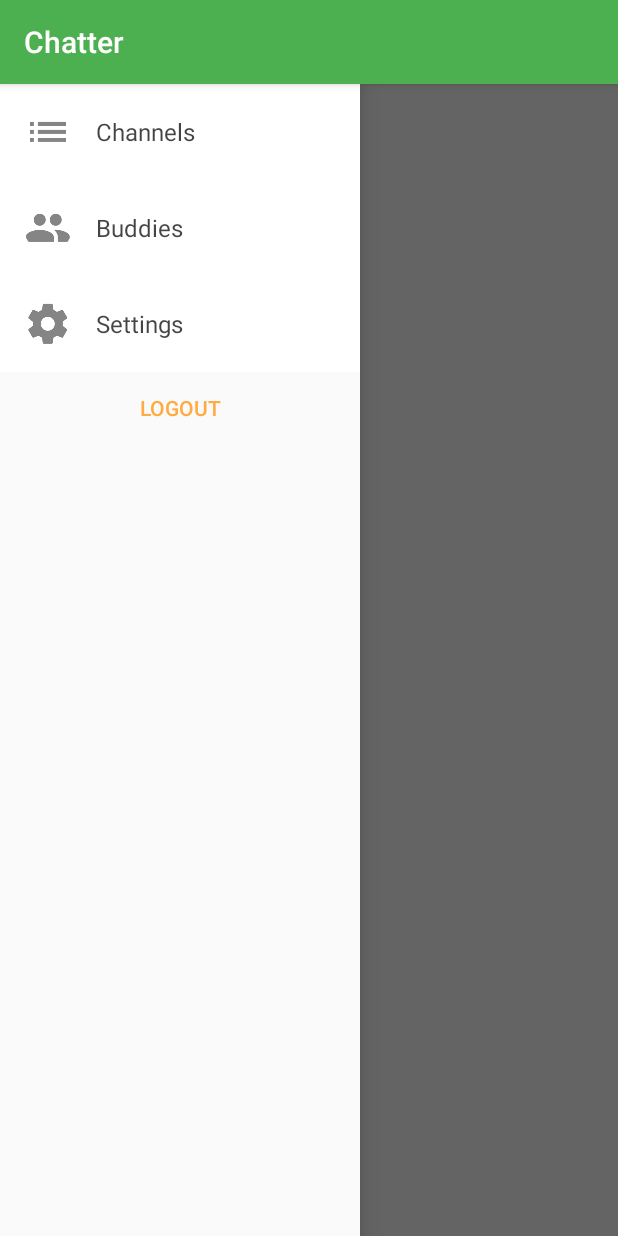
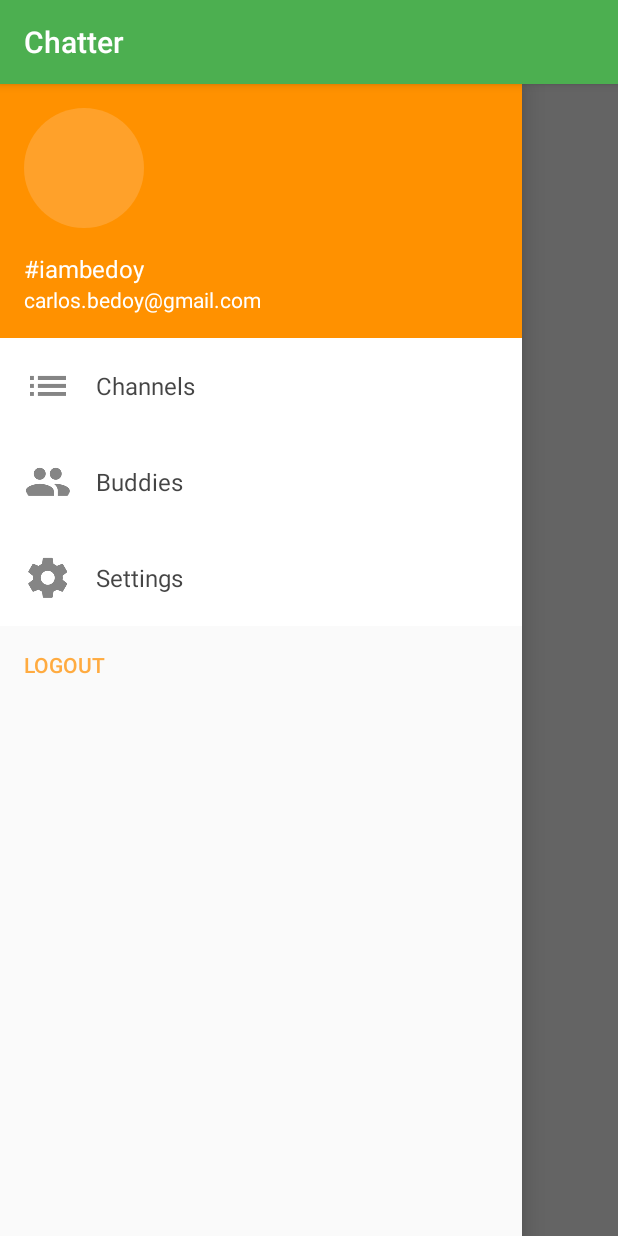
Before and after one commit to cbedoy/chatter, an Android app: the screen it shows after launch (MainActivity), with the side drawer open, on a phone screen of 412 x 824 dp. Run offline under Robolectric (Android 15) with nearby library versions, the phone set to English and light mode, and no system bars; our stand-ins replace CircleImageView; pictures from the network do not load.

Commit message:
Added header

```diff
--- a/app/src/main/AndroidManifest.xml
+++ b/app/src/main/AndroidManifest.xml
@@ -1,6 +1,8 @@
 <?xml version="1.0" encoding="utf-8"?>
 <manifest xmlns:android="http://schemas.android.com/apk/res/android"
     package="chatter.chatter">
+
+    <uses-permission android:name="android.permission.INTERNET" />
 
     <application
         android:allowBackup="true"
--- a/app/src/main/java/chatter/chatter/ChatterAdapter.kt
+++ b/app/src/main/java/chatter/chatter/ChatterAdapter.kt
@@ -5,10 +5,7 @@ import android.view.LayoutInflater
 import android.view.ViewGroup
 import chatter.chatter.artifacts.BaseModel
 import chatter.chatter.artifacts.BaseViewHolder
-import chatter.chatter.artifacts.holders.ActionHolder
-import chatter.chatter.artifacts.holders.BuddyHolder
-import chatter.chatter.artifacts.holders.ChannelHolder
-import chatter.chatter.artifacts.holders.OptionHolder
+import chatter.chatter.artifacts.holders.*
 
 /**
  * Chatter
@@ -39,6 +36,11 @@ class ChatterAdapter(private val dataModel: ArrayList<BaseModel>) : RecyclerView
 
                 OptionHolder(view)
             }
+            BaseModel.TYPE.HEADER.value -> {
+                val view = LayoutInflater.from(parent.context).inflate(R.layout.header_holder, parent, false)
+
+                HeaderHolder(view)
+            }
             else -> {
                 val view = LayoutInflater.from(parent.context).inflate(R.layout.action_holder, parent, false)
 
--- a/app/src/main/java/chatter/chatter/MainActivity.kt
+++ b/app/src/main/java/chatter/chatter/MainActivity.kt
@@ -12,6 +12,7 @@ import chatter.chatter.artifacts.BaseModel
 import chatter.chatter.artifacts.BaseViewHolder
 import chatter.chatter.artifacts.models.Action
 import chatter.chatter.artifacts.models.Channel
+import chatter.chatter.artifacts.models.Header
 import chatter.chatter.artifacts.models.Option
 import kotlinx.android.synthetic.main.activity_main.*
 
@@ -41,6 +42,12 @@ class MainActivity : AppCompatActivity() {
         arrayList.add(channel)
 
         */
+
+        val header = Header()
+        header.avatar = "https://scontent.fntr2-1.fna.fbcdn.net/v/t1.0-1/p480x480/31947993_2450363504990000_8814635117579337728_n.jpg?_nc_cat=0&oh=fab6659e1faad208e444175fc2a8ecd7&oe=5B5ABE92"
+        header.email = "carlos.bedoy@gmail.com"
+        header.nickname = "#iambedoy"
+        arrayList.add(header)
 
         var option = Option()
 
--- a/app/src/main/java/chatter/chatter/artifacts/BaseModel.kt
+++ b/app/src/main/java/chatter/chatter/artifacts/BaseModel.kt
@@ -12,7 +12,7 @@ interface BaseModel{
         CHANNEL(1),
         BUDDY(2),
         SETTINGS(3),
-        AVATAR(4),
+        HEADER(4),
         ACTION(5),
         OPTION(6)
     }
--- /dev/null
+++ b/app/src/main/java/chatter/chatter/artifacts/holders/HeaderHolder.kt
@@ -0,0 +1,26 @@
+package chatter.chatter.artifacts.holders
+
+import android.view.View
+import chatter.chatter.artifacts.BaseModel
+import chatter.chatter.artifacts.BaseViewHolder
+import chatter.chatter.artifacts.models.Header
+import com.bumptech.glide.Glide
+import kotlinx.android.synthetic.main.header_holder.*
+
+/**
+ * Chatter
+ *
+ * Created by bedoy on 5/7/18.
+ */
+class HeaderHolder(override val containerView: View?) : BaseViewHolder(containerView) {
+    override fun reloadData(model: BaseModel) {
+
+        model as Header
+
+        header_holder_nickname.text = model.nickname
+        header_holder_email.text = model.email
+
+        Glide.with(containerView?.context).load(model.avatar).into(header_holder_avatar)
+    }
+
+}
--- a/app/src/main/java/chatter/chatter/artifacts/models/Holder.kt
+++ b/app/src/main/java/chatter/chatter/artifacts/models/Header.kt
@@ -7,14 +7,14 @@ import chatter.chatter.artifacts.BaseModel
  *
  * Created by bedoy on 5/7/18.
  */
-class Holder : BaseModel{
+class Header : BaseModel{
 
     var avatar : String? = null
     var nickname : String? = null
     var email : String? = null
 
     override fun getType(): Int {
-        return BaseModel.TYPE.AVATAR.value
+        return BaseModel.TYPE.HEADER.value
     }
 
 }
--- a/app/src/main/res/layout/action_holder.xml
+++ b/app/src/main/res/layout/action_holder.xml
@@ -1,9 +1,12 @@
 <?xml version="1.0" encoding="utf-8"?>
 <android.support.constraint.ConstraintLayout
     xmlns:android="http://schemas.android.com/apk/res/android" android:layout_width="match_parent"
-    android:layout_height="match_parent">
+    android:layout_height="wrap_content">
 
     <Button
+        android:gravity="left"
+        android:padding="16dp"
+        android:text="@string/app_name"
         android:id="@+id/action_holder_button"
         android:layout_width="match_parent"
         android:layout_height="wrap_content" />
--- a/app/src/main/res/layout/activity_main.xml
+++ b/app/src/main/res/layout/activity_main.xml
@@ -9,10 +9,10 @@
         android:id="@+id/content_frame"
         android:layout_width="match_parent"
         android:layout_height="match_parent" />
-    <!-- The navigation drawer -->
+
     <android.support.v7.widget.RecyclerView
         android:id="@+id/navigation_drawer_recycler_view"
-        android:layout_width="240dp"
+        android:layout_width="match_parent"
         android:layout_height="match_parent"
         android:layout_gravity="start"
         android:divider="@android:color/transparent"
--- a/app/src/main/res/layout/header_holder.xml
+++ b/app/src/main/res/layout/header_holder.xml
@@ -6,25 +6,42 @@
     android:layout_width="match_parent"
     android:layout_height="wrap_content">
 
-    <de.hdodenhof.circleimageview.CircleImageView
-        android:src="@color/colorAccent"
-        android:layout_margin="16dp"
-        android:layout_width="80dp"
-        android:layout_height="80dp" />
+    <RelativeLayout
+        android:layout_width="match_parent"
+        android:layout_height="wrap_content">
+
+        <de.hdodenhof.circleimageview.CircleImageView
+            android:id="@+id/header_holder_avatar"
+            android:src="@color/colorAccent"
+            android:layout_margin="16dp"
+            android:layout_width="80dp"
+            android:layout_height="80dp" />
+
+        <de.hdodenhof.circleimageview.CircleImageView
+            android:id="@+id/header_holder_layer"
+            android:src="@color/colorAccent"
+            android:alpha="0.66"
+            android:layout_margin="16dp"
+            android:layout_width="80dp"
+            android:layout_height="80dp" />
+
+    </RelativeLayout>
 
     <TextView
+        android:id="@+id/header_holder_nickname"
         android:layout_marginRight="16dp"
         android:layout_marginLeft="16dp"
-        android:textSize="18sp"
+        android:textSize="16sp"
         android:text="Carlos Bedoy"
         android:textColor="@color/white"
         android:layout_width="match_parent"
         android:layout_height="wrap_content" />
 
     <TextView
+        android:id="@+id/header_holder_email"
         android:layout_marginRight="16dp"
         android:layout_marginLeft="16dp"
-        android:textSize="16sp"
+        android:textSize="14sp"
         android:text="carlos.bedoy@gmail.com"
         android:textColor="@color/white"
         android:layout_width="match_parent"
```
